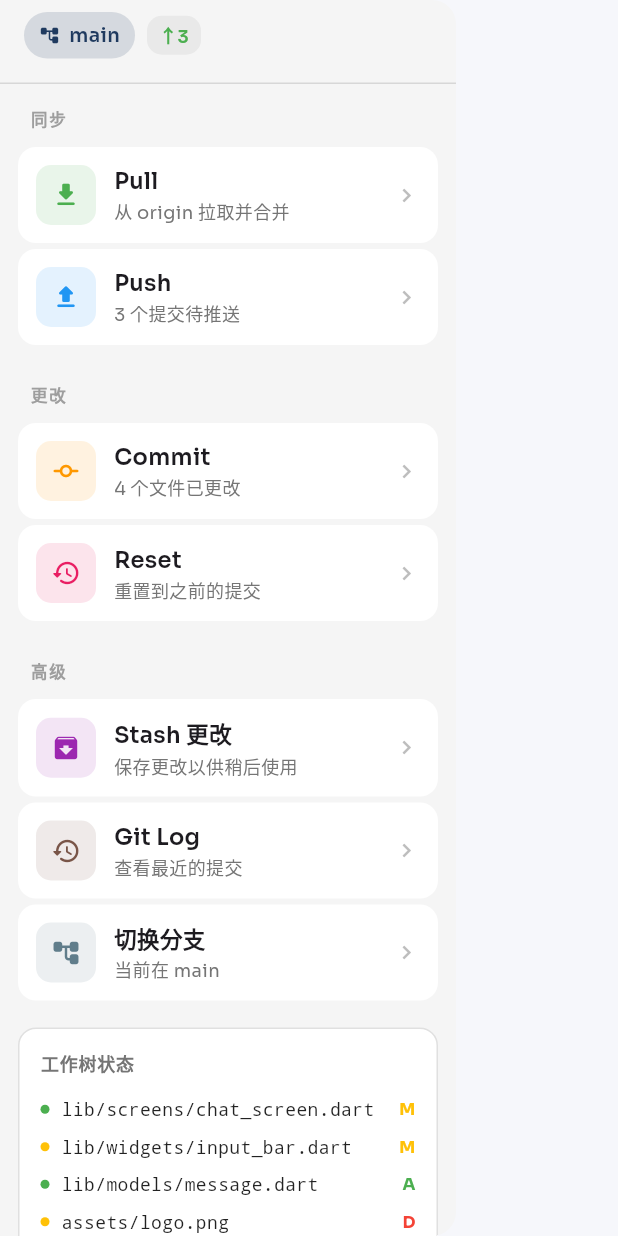
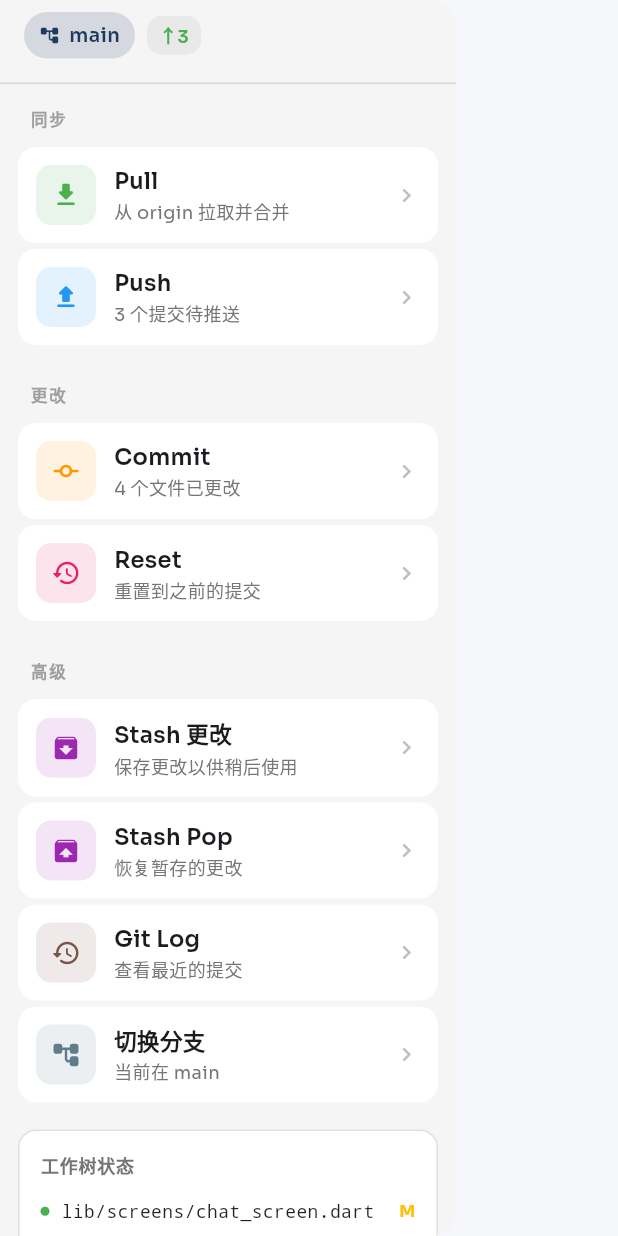
Before and after one commit to SamuelLAN/vibe-code-mobile, a Flutter app: the GitDrawer widget shown alone on an empty page, opened directly, on a phone screen of 412 x 824 dp. Run offline on Flutter 3.47's test engine with Material 3 defaults, Android fonts, the phone set to English and light mode, and no system bars; our stand-ins replace file_picker, flutter_markdown, flutter_secure_storage, google_fonts, image_picker; accounts and stored records are empty.

Commit message:
Add stash pop functionality to GitDrawer with UI updates for user interaction and status management.

```diff
--- a/lib/screens/git_drawer.dart
+++ b/lib/screens/git_drawer.dart
@@ -20,6 +20,7 @@ class _GitDrawerState extends State<GitDrawer> {
   GitOpStatus _commitStatus = GitOpStatus.idle;
   GitOpStatus _resetStatus = GitOpStatus.idle;
   GitOpStatus _stashStatus = GitOpStatus.idle;
+  GitOpStatus _stashPopStatus = GitOpStatus.idle;
 
   String? _toastMessage;
   Color? _toastColor;
@@ -130,6 +131,19 @@ class _GitDrawerState extends State<GitDrawer> {
                           '更改已暂存',
                           delay: 1200,
                           setStatus: (s) => setState(() => _stashStatus = s),
+                        ),
+                      ),
+                      _buildGitOpButton(
+                        icon: Icons.unarchive_rounded,
+                        label: 'Stash Pop',
+                        sublabel: '恢复暂存的更改',
+                        status: _stashPopStatus,
+                        accentColor: GitColors.stash,
+                        onPress: () => _runOp(
+                          _stashPopStatus,
+                          '更改已恢复',
+                          delay: 1200,
+                          setStatus: (s) => setState(() => _stashPopStatus = s),
                         ),
                       ),
                       _buildGitOpButton(
```
